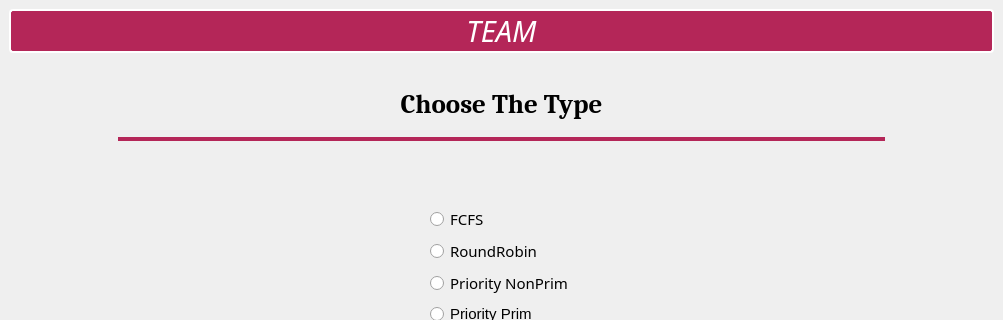
First picture: the form in mainwindow.ui, repository EslamAsfour/OS_Scheduler, before the edit; both pictures show x 0 to 1003 and y 0 to 320 of the 1003 by 600 pixel window.
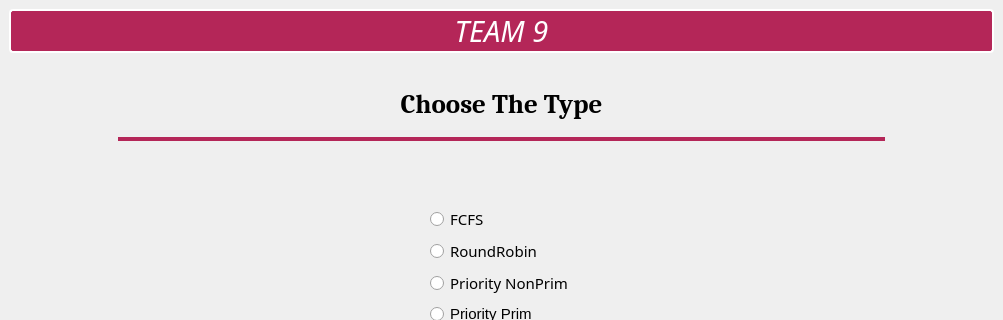
Second picture: the form after the edit. Icons and pictures are not drawn.

Commit message: Added Team Number and Finish Time in GanttChart

```diff
--- a/mainwindow.ui
+++ b/mainwindow.ui
@@ -39,7 +39,7 @@
        <enum>QFrame::NoFrame</enum>
       </property>
       <property name="text">
-       <string>TEAM</string>
+       <string>TEAM 9</string>
       </property>
       <property name="textFormat">
        <enum>Qt::AutoText</enum>
```
The commit also changes 1 other file.
